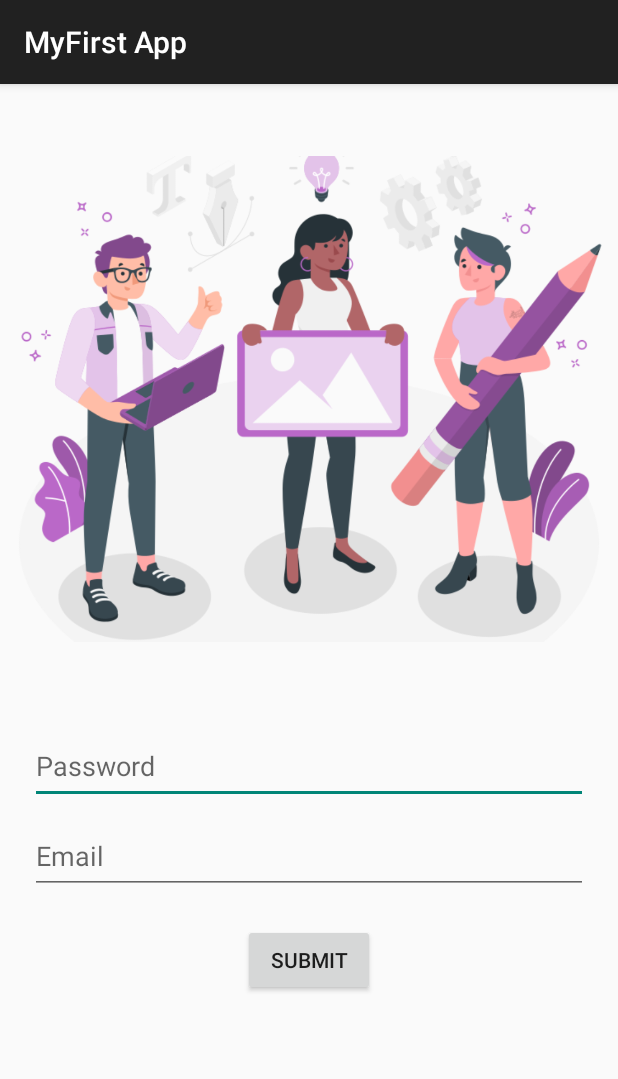
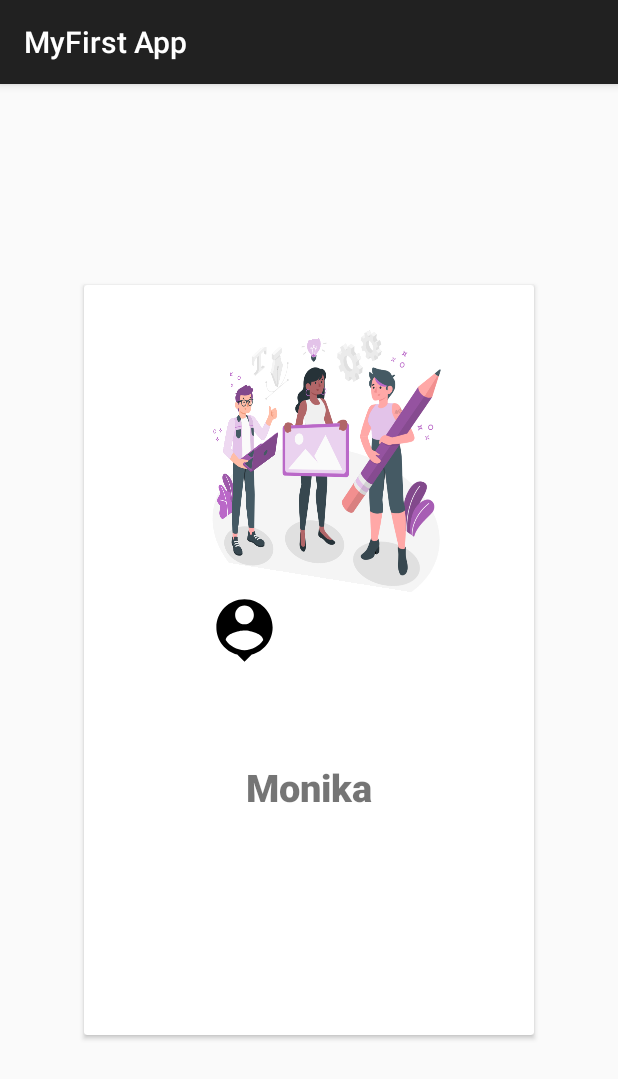
Before and after one commit to MONIKAvv/android-dev, an Android app built with Jetpack Compose: the screen it shows after launch (RelativeLayoutActivity before the commit, CardViewActivity after it), on a phone screen of 412 x 824 dp. Shown: the top 1079 px of the screen. Run offline under Robolectric (Android 15) with nearby library versions, the phone set to English and light mode, and no system bars.

Commit message:
custom ui

```diff
--- /dev/null
+++ b/app/src/main/java/vv/monika/myfirstapp/CardViewActivity.kt
@@ -0,0 +1,20 @@
+package vv.monika.myfirstapp
+
+import android.os.Bundle
+import androidx.activity.enableEdgeToEdge
+import androidx.appcompat.app.AppCompatActivity
+import androidx.core.view.ViewCompat
+import androidx.core.view.WindowInsetsCompat
+
+class CardViewActivity : AppCompatActivity() {
+    override fun onCreate(savedInstanceState: Bundle?) {
+        super.onCreate(savedInstanceState)
+        enableEdgeToEdge()
+        setContentView(R.layout.activity_card_view)
+        ViewCompat.setOnApplyWindowInsetsListener(findViewById(R.id.main)) { v, insets ->
+            val systemBars = insets.getInsets(WindowInsetsCompat.Type.systemBars())
+            v.setPadding(systemBars.left, systemBars.top, systemBars.right, systemBars.bottom)
+            insets
+        }
+    }
+}
--- /dev/null
+++ b/app/src/main/res/drawable/customcardview.xml
@@ -0,0 +1,12 @@
+<?xml version="1.0" encoding="utf-8"?>
+<shape xmlns:android="http://schemas.android.com/apk/res/android">
+
+    <corners
+        android:radius="20dp"
+        />
+    <stroke
+        android:color="#751BF3"
+        />
+
+
+</shape>
--- /dev/null
+++ b/app/src/main/res/drawable/customimage.xml
@@ -0,0 +1,11 @@
+<?xml version="1.0" encoding="utf-8"?>
+<shape xmlns:android="http://schemas.android.com/apk/res/android">
+
+    <corners
+        android:radius="500dp"
+        />
+
+
+
+
+</shape>
--- /dev/null
+++ b/app/src/main/res/drawable/person.xml
@@ -0,0 +1,5 @@
+<vector xmlns:android="http://schemas.android.com/apk/res/android" android:height="24dp" android:tint="#000000" android:viewportHeight="24" android:viewportWidth="24" android:width="24dp">
+
+    <path android:fillColor="@android:color/white" android:pathData="M12,2c-4.97,0 -9,4.03 -9,9 0,4.17 2.84,7.67 6.69,8.69L12,22l2.31,-2.31C18.16,18.67 21,15.17 21,11c0,-4.97 -4.03,-9 -9,-9zM12,4c1.66,0 3,1.34 3,3s-1.34,3 -3,3 -3,-1.34 -3,-3 1.34,-3 3,-3zM12,18.3c-2.5,0 -4.71,-1.28 -6,-3.22 0.03,-1.99 4,-3.08 6,-3.08 1.99,0 5.97,1.09 6,3.08 -1.29,1.94 -3.5,3.22 -6,3.22z"/>
+
+</vector>
--- /dev/null
+++ b/app/src/main/res/layout/activity_card_view.xml
@@ -0,0 +1,66 @@
+<?xml version="1.0" encoding="utf-8"?>
+<androidx.constraintlayout.widget.ConstraintLayout xmlns:android="http://schemas.android.com/apk/res/android"
+    xmlns:app="http://schemas.android.com/apk/res-auto"
+    xmlns:tools="http://schemas.android.com/tools"
+    android:id="@+id/main"
+    android:layout_width="match_parent"
+    android:layout_height="match_parent"
+    tools:context=".CardViewActivity">
+
+    <androidx.cardview.widget.CardView
+        android:layout_width="300dp"
+        android:layout_height="500dp"
+        android:elevation="10dp"
+        app:layout_constraintBottom_toBottomOf="parent"
+        app:layout_constraintEnd_toEndOf="parent"
+        app:layout_constraintStart_toStartOf="parent"
+        android:background="@drawable/customcardview"
+        app:layout_constraintTop_toTopOf="parent"
+        >
+        <androidx.constraintlayout.widget.ConstraintLayout
+            android:layout_width="match_parent"
+            android:layout_height="match_parent">
+
+            <ImageView
+                android:id="@+id/imageView3"
+                android:layout_width="200dp"
+                android:layout_height="230dp"
+                android:layout_gravity="center"
+                android:rotationY="-38"
+                app:layout_constraintEnd_toEndOf="parent"
+                app:layout_constraintStart_toStartOf="parent"
+                app:layout_constraintTop_toTopOf="parent"
+                android:scaleType="centerInside"
+                android:background="@drawable/customimage"
+
+                app:srcCompat="@drawable/signup" />
+
+            <ImageView
+                android:id="@+id/imageView6"
+                android:layout_width="50dp"
+                android:layout_height="50dp"
+                android:layout_marginStart="32dp"
+                app:layout_constraintBottom_toBottomOf="@+id/imageView3"
+                app:layout_constraintStart_toStartOf="@+id/imageView3"
+                app:layout_constraintTop_toBottomOf="@+id/imageView3"
+                app:layout_constraintVertical_bias="0.0"
+                app:srcCompat="@drawable/person" />
+
+            <TextView
+                android:id="@+id/textView3"
+                android:layout_width="wrap_content"
+                android:layout_height="wrap_content"
+                android:fontFamily="sans-serif-medium"
+                android:text="Monika"
+                android:textSize="25sp"
+                android:textStyle="bold"
+                app:layout_constraintBottom_toBottomOf="parent"
+                app:layout_constraintEnd_toEndOf="parent"
+                app:layout_constraintStart_toStartOf="parent"
+                app:layout_constraintTop_toBottomOf="@+id/imageView3"
+                app:layout_constraintVertical_bias="0.372" />
+        </androidx.constraintlayout.widget.ConstraintLayout>
+
+
+    </androidx.cardview.widget.CardView>
+</androidx.constraintlayout.widget.ConstraintLayout>
```
Also changed, not shown: app/src/main/AndroidManifest.xml (+19 -6 lines), app/src/main/java/vv/monika/myfirstapp/LinearVerticalActivity.kt (added, +20 -0 lines), app/src/main/res/drawable/custombutton.xml (added, +14 -0 lines), app/src/main/res/layout/activity_linear_horizontal.xml (+56 -2 lines), app/src/main/res/layout/activity_linear_vertical.xml (added, +64 -0 lines).
